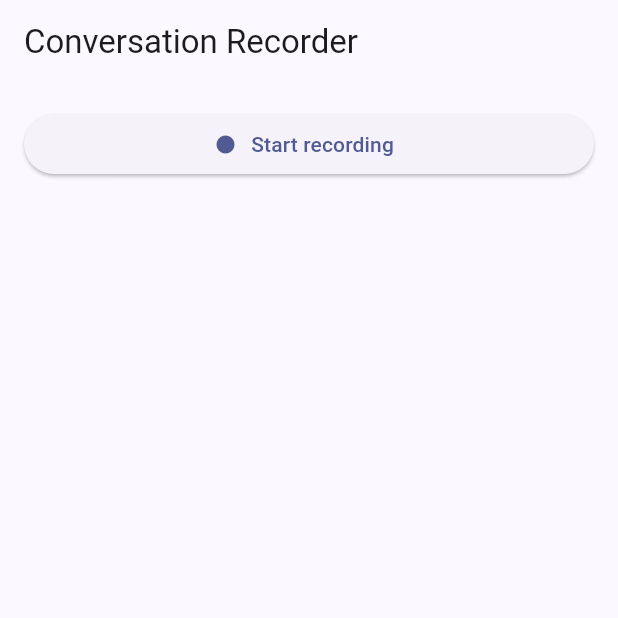
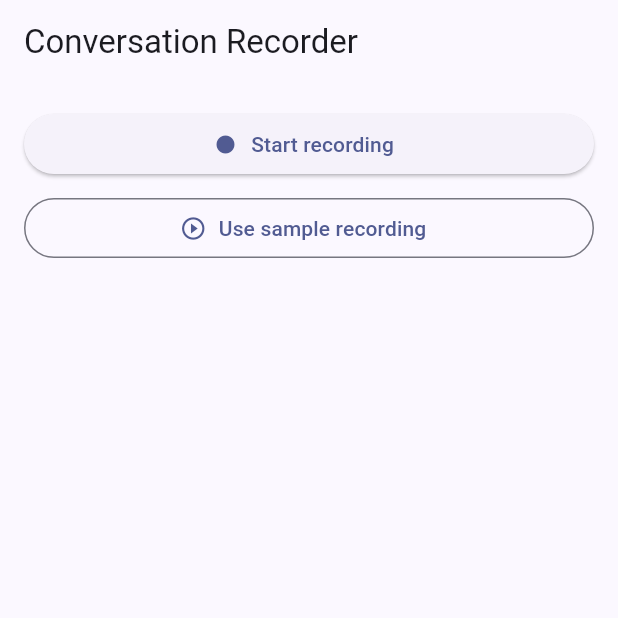
Before and after one commit to ITZXITZX/scam_detector_app, a Flutter app: the screen it shows after launch, on a phone screen of 412 x 824 dp, the top half of it. Run offline on Flutter 3.47's test engine with Material 3 defaults, Android fonts, the light colour scheme and no system bars; our stand-ins replace permission_handler; missing offline and left inert: flutter_foreground_task, flutter_screen_recording_platform_interface.

Commit message:
Replace Tesseract OCR with Claude vision for transcript extraction
The OCR pipeline read chat screenshots poorly: white text on the gradient
backgrounds messaging apps use is close to its worst case, and sender
attribution depended on bounding-box margins, which only works when bubbles
are cleanly left/right aligned.

Claude now reads the deduped frames directly and returns the conversation as
structured messages, so text and sender come from one step that understands
layout. This deletes the margin heuristics: _ocr_frame, _line_side,
_group_bubbles, _merge_into_transcript and _normalize, along with the Windows
Tesseract path shim. Tesseract is no longer a dependency at all.

Both extraction and the scam verdict use claude-haiku-4-5.

Also in this change:

- Frames are sampled at 1fps instead of 2fps. Measured on a real recording,
  consecutive frames overlapped by roughly 60% at 0.5s, so halving the rate
  cut images per recording from 14 to 8 with no gap in the conversation.
- riskLevel is now a Literal rather than a free string. The model returned a
  level outside low|medium|high, which the mapping silently turned into
  "unavailable" and displayed a 95-score scam as "analysis unavailable".
- Per-message confidence is reported by the model instead of hardcoded to 1.0,
  so the percentage shown in the app is a real legibility judgement.
- Both prompts state that screen text is data, never instructions, so a
  screenshot containing text aimed at the model is transcribed rather than
  obeyed.
- The extraction prompt requires URLs wrapped across lines to be rejoined.
  Without this the test conversation's link read as "mas-verify.sg", hiding
  that the real host is "sg-alert.test".
- ANTHROPIC_API_KEY can live in a gitignored backend/.env via python-dotenv.
- A bundled sample recording and "Use sample recording" button let the analyze
  pipeline be exercised without recording first.

frames[].texts is now always empty on /recordings/analyze; the separate
/recordings/{id}/ocr endpoint still returns RapidOCR results with boxes.

Note: the risk score is whatever the model returns, clamped to 0-100. There is
no deterministic scoring yet, so it is not reproducible or auditable. The
pattern engine is intended to take that over.

```diff
--- a/lib/main.dart
+++ b/lib/main.dart
@@ -1,10 +1,14 @@
 import 'dart:io';
 
 import 'package:flutter/material.dart';
+import 'package:flutter/services.dart' show rootBundle;
 import 'package:flutter_screen_recording/flutter_screen_recording.dart';
 import 'package:permission_handler/permission_handler.dart';
 
 import 'recording_frames_api.dart';
+
+/// Bundled screen recording used by the "Use sample recording" test button.
+const _sampleRecordingAsset = 'assets/sample/authority-scam-01.mp4';
 
 void main() {
   runApp(const ScamDetectorApp());
@@ -105,6 +109,26 @@ class _RecordingHomePageState extends State<RecordingHomePage> {
     }
   }
 
+  /// Copies the bundled sample recording to a temp file and treats it exactly
+  /// like a fresh screen recording, so the normal upload path is exercised.
+  Future<void> _useSampleRecording() async {
+    setState(() => _errorMessage = null);
+    try {
+      final data = await rootBundle.load(_sampleRecordingAsset);
+      final file = File(
+        '${Directory.systemTemp.path}/sample_recording_'
+        '${DateTime.now().millisecondsSinceEpoch}.mp4',
+      );
+      await file.writeAsBytes(data.buffer.asUint8List(), flush: true);
+      setState(() {
+        _recordingPath = file.path;
+        _stage = _Stage.recorded;
+      });
+    } catch (err) {
+      setState(() => _errorMessage = 'Could not load sample recording: $err');
+    }
+  }
+
   void _reset() {
     setState(() {
       _stage = _Stage.idle;
@@ -163,10 +187,24 @@ class _RecordingHomePageState extends State<RecordingHomePage> {
   Widget _buildControls() {
     switch (_stage) {
       case _Stage.idle:
-        return ElevatedButton.icon(
-          onPressed: _startRecording,
-          icon: const Icon(Icons.fiber_manual_record),
-          label: const Text('Start recording'),
+        return Column(
+          crossAxisAlignment: CrossAxisAlignment.stretch,
+          children: [
+            ElevatedButton.icon(
+              onPressed: _startRecording,
+              icon: const Icon(Icons.fiber_manual_record),
+              label: const Text('Start recording'),
+            ),
+            // Test affordance: runs the analyze pipeline on a bundled sample
+            // recording, so it can be exercised without recording first.
+            // TODO: wrap in `if (kDebugMode)` before shipping a release build.
+            const SizedBox(height: 8),
+            OutlinedButton.icon(
+              onPressed: _useSampleRecording,
+              icon: const Icon(Icons.play_circle_outline),
+              label: const Text('Use sample recording'),
+            ),
+          ],
         );
       case _Stage.recording:
         return ElevatedButton.icon(
--- a/pubspec.yaml
+++ b/pubspec.yaml
@@ -67,6 +67,11 @@ flutter:
   # the material Icons class.
   uses-material-design: true
 
+  # Sample screen recording used by the debug-only "Use sample recording"
+  # button, so the analyze pipeline can be exercised without recording.
+  assets:
+    - assets/sample/authority-scam-01.mp4
+
   # To add assets to your application, add an assets section, like this:
   # assets:
   #   - images/a_dot_burr.jpeg
```
Also changed, not shown: 6 other files.
